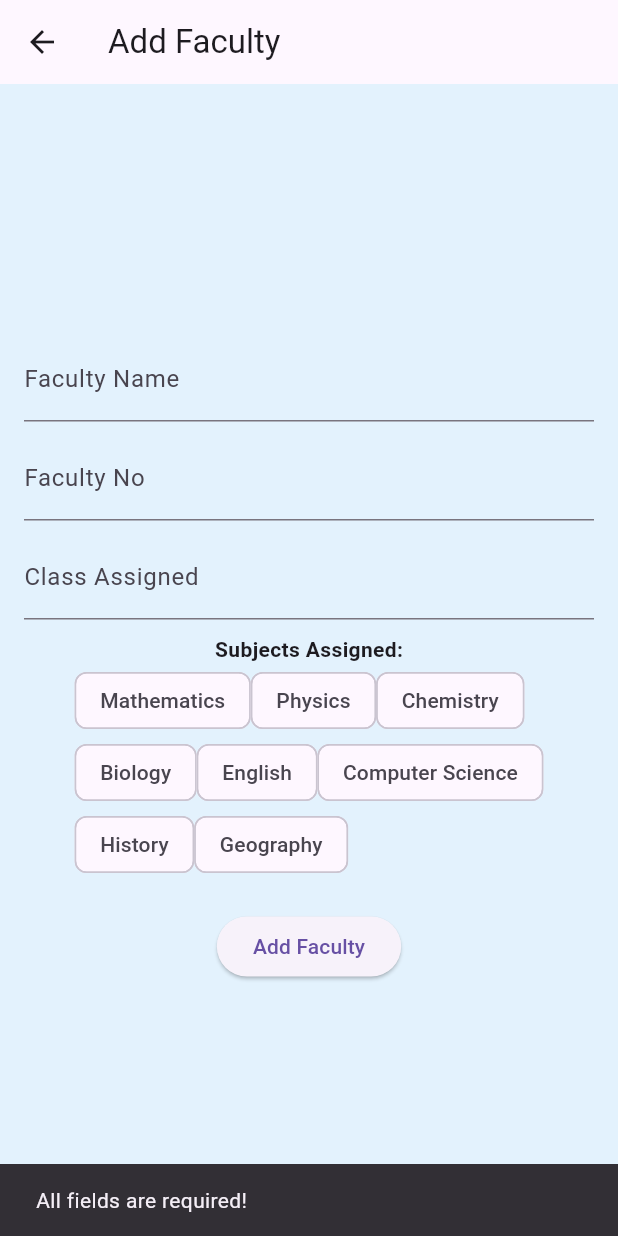
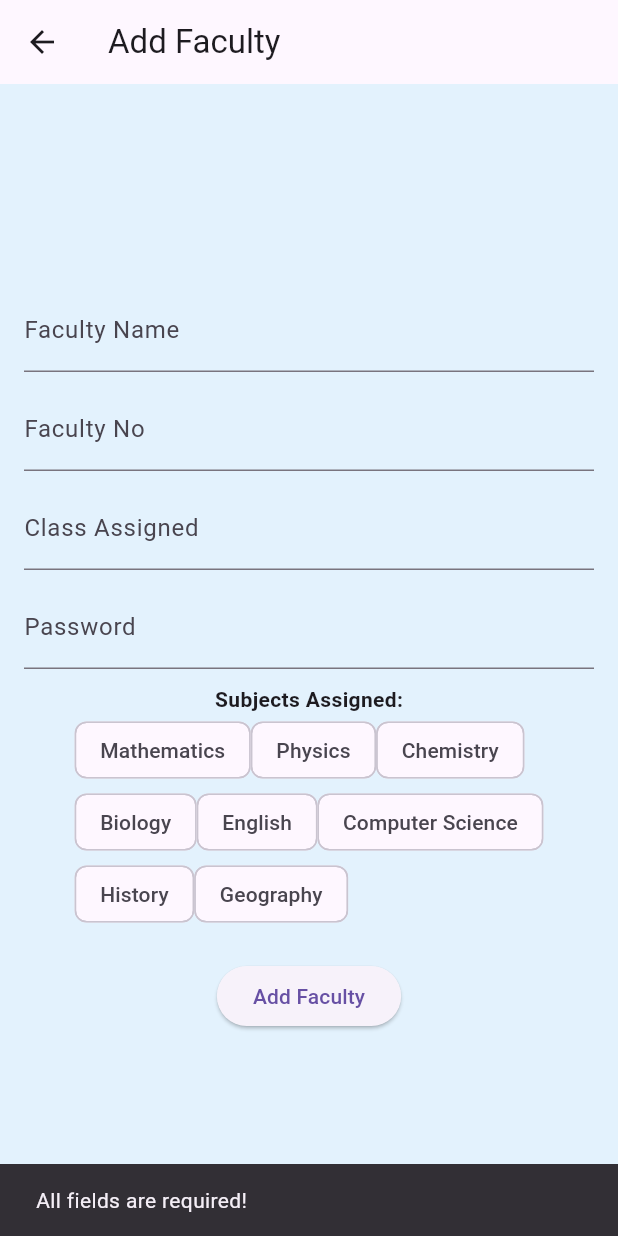
Before and after one commit to ganeshr3120/Smart-attendance-iot-system-with-app, a Flutter app: the AddFacultyScreen screen opened directly, after a tap on "Add Faculty", on a phone screen of 412 x 824 dp. Run offline on Flutter 3.47's test engine with Material 3 defaults, Android fonts, the light colour scheme and no system bars; our stand-ins replace shared_preferences; accounts and stored records are empty.

Commit message:
admin_faculty adding and faculty login checked

```diff
--- a/lib/screens/add_faculty_screen.dart
+++ b/lib/screens/add_faculty_screen.dart
@@ -1,4 +1,6 @@
 import 'package:flutter/material.dart';
+import 'package:shared_preferences/shared_preferences.dart';
+import 'dart:convert';
 
 class AddFacultyScreen extends StatefulWidget {
   const AddFacultyScreen({super.key});
@@ -11,6 +13,7 @@ class _AddFacultyScreenState extends State<AddFacultyScreen> {
   final TextEditingController _nameController = TextEditingController();
   final TextEditingController _facultyNoController = TextEditingController();
   final TextEditingController _classController = TextEditingController();
+  final TextEditingController _passwordController = TextEditingController();
   final List<String> _selectedSubjects = [];
 
   final List<String> _availableSubjects = [
@@ -24,14 +27,18 @@ class _AddFacultyScreenState extends State<AddFacultyScreen> {
     'Geography',
   ];
 
-  void _addFaculty() {
+  Future<void> _addFaculty() async {
+    final prefs = await SharedPreferences.getInstance();
+
     String name = _nameController.text.trim();
     String facultyNo = _facultyNoController.text.trim();
     String facultyClass = _classController.text.trim();
+    String password = _passwordController.text.trim();
 
     if (name.isEmpty ||
         facultyNo.isEmpty ||
         facultyClass.isEmpty ||
+        password.isEmpty ||
         _selectedSubjects.isEmpty) {
       ScaffoldMessenger.of(
         context,
@@ -39,7 +46,17 @@ class _AddFacultyScreenState extends State<AddFacultyScreen> {
       return;
     }
 
-    // Here, you can store faculty details in a local database (like SQLite) or a list
+    // Store faculty details in SharedPreferences
+    Map<String, dynamic> facultyData = {
+      'name': name,
+      'facultyNo': facultyNo,
+      'facultyClass': facultyClass,
+      'password': password,
+      'subjects': _selectedSubjects,
+    };
+
+    await prefs.setString(facultyNo, jsonEncode(facultyData));
+
     ScaffoldMessenger.of(
       context,
     ).showSnackBar(SnackBar(content: Text("Faculty Added Successfully!")));
@@ -48,6 +65,7 @@ class _AddFacultyScreenState extends State<AddFacultyScreen> {
     _nameController.clear();
     _facultyNoController.clear();
     _classController.clear();
+    _passwordController.clear();
     setState(() {
       _selectedSubjects.clear();
     });
@@ -75,6 +93,12 @@ class _AddFacultyScreenState extends State<AddFacultyScreen> {
             TextField(
               controller: _classController,
               decoration: InputDecoration(labelText: 'Class Assigned'),
+            ),
+            SizedBox(height: 10),
+            TextField(
+              controller: _passwordController,
+              decoration: InputDecoration(labelText: 'Password'),
+              obscureText: true,
             ),
             SizedBox(height: 10),
             Text(
```
Also changed, not shown: lib/screens/faculty_login.dart (+48 -5 lines), lib/screens/student_login.dart (+9 -7 lines).
